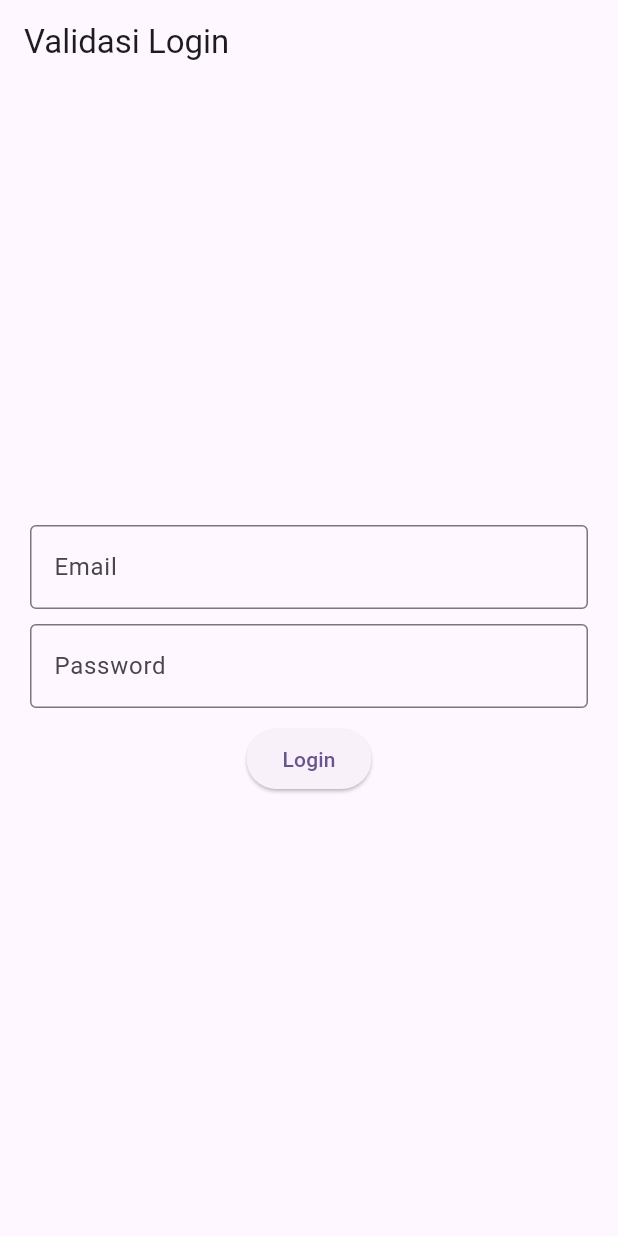
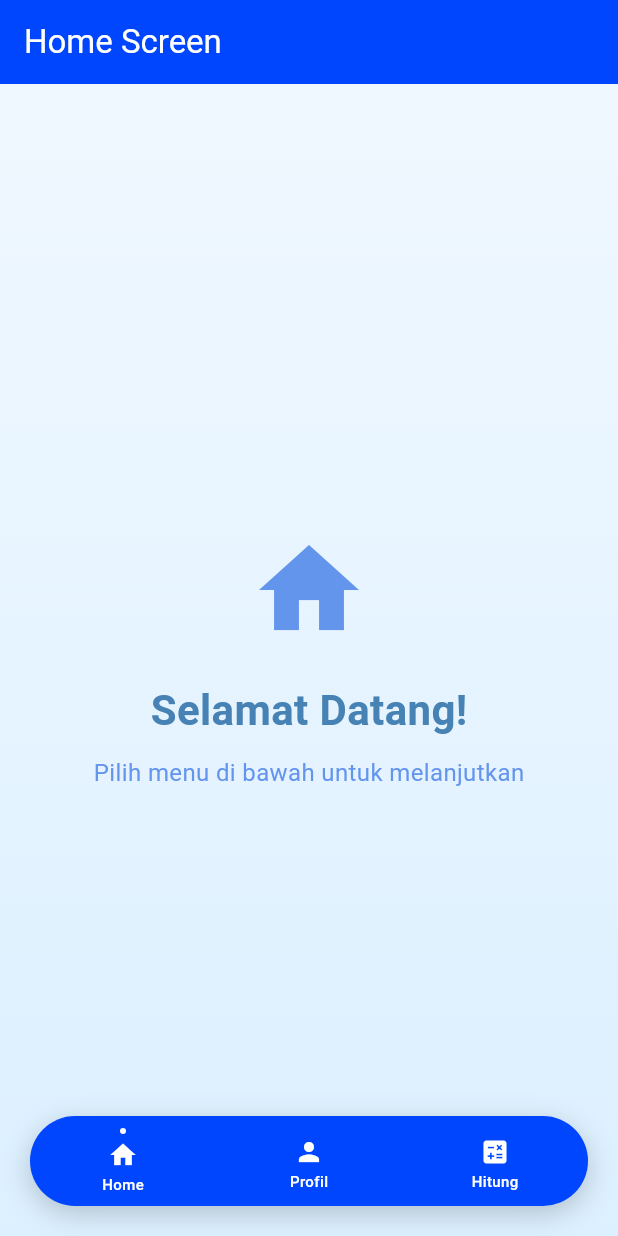
Before and after one commit to Yeflou/tampilanprofil, a Flutter app: the screen it shows after launch, on a phone screen of 412 x 824 dp. Run offline on Flutter 3.47's test engine with Material 3 defaults, Android fonts, the phone set to English and light mode, and no system bars; our stand-ins replace get_storage, image_picker.

Commit message:
update-newest

```diff
--- a/lib/homescreen.dart
+++ b/lib/homescreen.dart
@@ -2,14 +2,14 @@ import 'package:flutter/material.dart';
 import 'profilescreen.dart';
 import 'penghitungscreen.dart';
 
-class LoginScreen extends StatefulWidget {
-  const LoginScreen({super.key});
+class HomeScreen extends StatefulWidget {
+  const HomeScreen({super.key});
 
   @override
-  State<LoginScreen> createState() => _LoginScreenState();
+  State<HomeScreen> createState() => _HomeScreenState();
 }
 
-class _LoginScreenState extends State<LoginScreen> {
+class _HomeScreenState extends State<HomeScreen> {
   @override
   Widget build(BuildContext context) {
     return Scaffold(
--- a/lib/main.dart
+++ b/lib/main.dart
@@ -1,5 +1,5 @@
 import 'package:flutter/material.dart';
-import 'validasilogin.dart';
+import 'homescreen.dart';
 
 void main() {
   runApp(const MyApp());
@@ -17,7 +17,7 @@ class MyApp extends StatelessWidget {
 
         colorScheme: ColorScheme.fromSeed(seedColor: Colors.deepPurple),
       ),
-      home: ValidasiLogin()
+      home: HomeScreen()
     );
   }
 }
--- a/lib/validasilogin.dart
+++ b/lib/validasilogin.dart
@@ -17,7 +17,7 @@ class _ValidasiLoginState extends State<ValidasiLogin> {
     if (_formKey.currentState!.validate()) {
       Navigator.of(context).pushReplacement(
         MaterialPageRoute(
-          builder: (context) => const LoginScreen(),
+          builder: (context) => const HomeScreen(),
         ),
       );
     }
```
